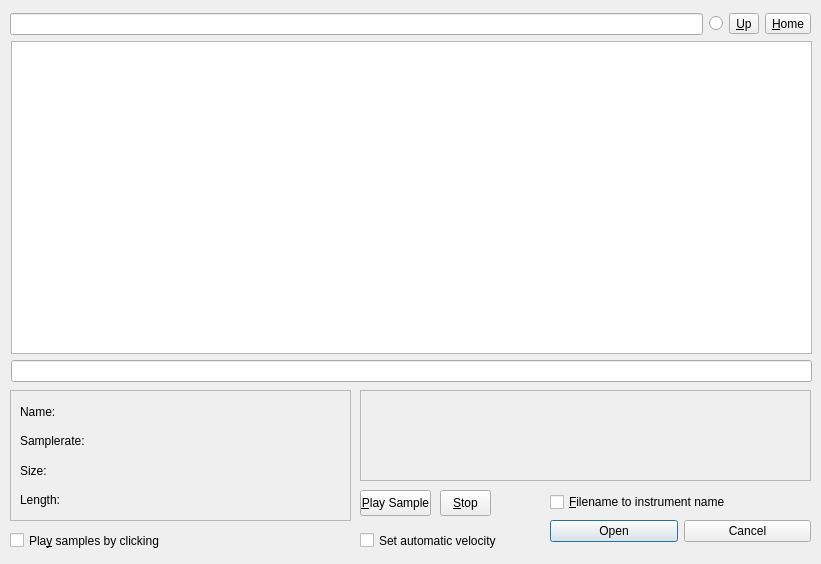
hydrogen-music/hydrogen, file src/gui/src/AudioFileBrowser/AudioFileBrowser_UI.ui: the form before one commit.
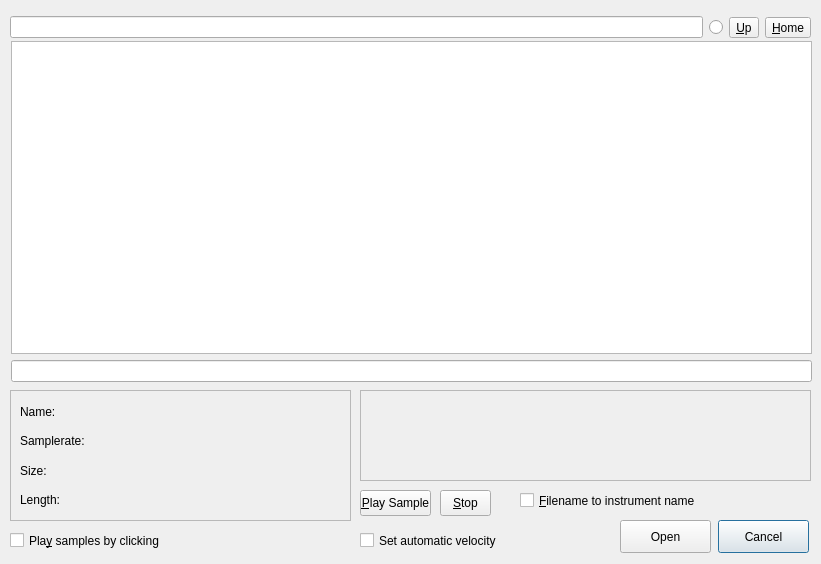
The form after the commit.

Commit message: Improved spacing for translated labels

Patch:
```diff
--- a/src/gui/src/AudioFileBrowser/AudioFileBrowser_UI.ui
+++ b/src/gui/src/AudioFileBrowser/AudioFileBrowser_UI.ui
@@ -90,7 +90,7 @@
     <rect>
      <x>10</x>
      <y>530</y>
-     <width>216</width>
+     <width>341</width>
      <height>21</height>
     </rect>
    </property>
@@ -104,7 +104,7 @@
      <x>10</x>
      <y>10</y>
      <width>801</width>
-     <height>28</height>
+     <height>35</height>
     </rect>
    </property>
    <layout class="QHBoxLayout" name="horizontalLayout">
@@ -178,43 +178,6 @@
     </item>
    </layout>
   </widget>
-  <widget class="QWidget" name="layoutWidget4">
-   <property name="geometry">
-    <rect>
-     <x>550</x>
-     <y>490</y>
-     <width>261</width>
-     <height>56</height>
-    </rect>
-   </property>
-   <layout class="QVBoxLayout" name="verticalLayout_2">
-    <item>
-     <widget class="QCheckBox" name="useNameCheckBox">
-      <property name="text">
-       <string>&amp;Filename to instrument name</string>
-      </property>
-     </widget>
-    </item>
-    <item>
-     <layout class="QHBoxLayout" name="horizontalLayout_3">
-      <item>
-       <widget class="QPushButton" name="openBTN">
-        <property name="text">
-         <string>Open</string>
-        </property>
-       </widget>
-      </item>
-      <item>
-       <widget class="QPushButton" name="cancelBTN">
-        <property name="text">
-         <string>Cancel</string>
-        </property>
-       </widget>
-      </item>
-     </layout>
-    </item>
-   </layout>
-  </widget>
   <widget class="QToolButton" name="m_pStopBtn">
    <property name="geometry">
     <rect>
@@ -233,7 +196,7 @@
     <rect>
      <x>360</x>
      <y>530</y>
-     <width>171</width>
+     <width>251</width>
      <height>21</height>
     </rect>
    </property>
@@ -244,6 +207,45 @@
     <string>Set automatic velocity</string>
    </property>
   </widget>
+  <widget class="QPushButton" name="cancelBTN">
+   <property name="geometry">
+    <rect>
+     <x>718</x>
+     <y>520</y>
+     <width>91</width>
+     <height>33</height>
+    </rect>
+   </property>
+   <property name="text">
+    <string>Cancel</string>
+   </property>
+  </widget>
+  <widget class="QPushButton" name="openBTN">
+   <property name="geometry">
+    <rect>
+     <x>620</x>
+     <y>520</y>
+     <width>91</width>
+     <height>33</height>
+    </rect>
+   </property>
+   <property name="text">
+    <string>Open</string>
+   </property>
+  </widget>
+  <widget class="QCheckBox" name="useNameCheckBox">
+   <property name="geometry">
+    <rect>
+     <x>520</x>
+     <y>490</y>
+     <width>291</width>
+     <height>21</height>
+    </rect>
+   </property>
+   <property name="text">
+    <string>&amp;Filename to instrument name</string>
+   </property>
+  </widget>
  </widget>
  <tabstops>
   <tabstop>pathLineEdit</tabstop>
```
Left out of the diff: 3 changed lines with no effect on the pictures. The commit also changes 4 other files.
